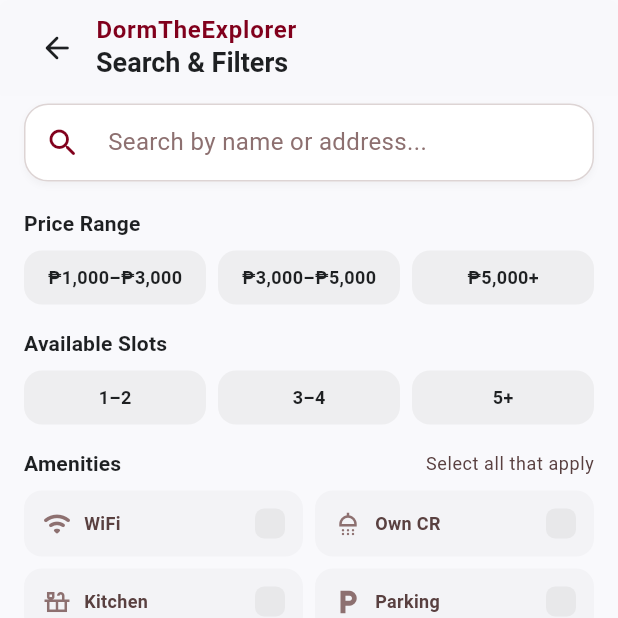
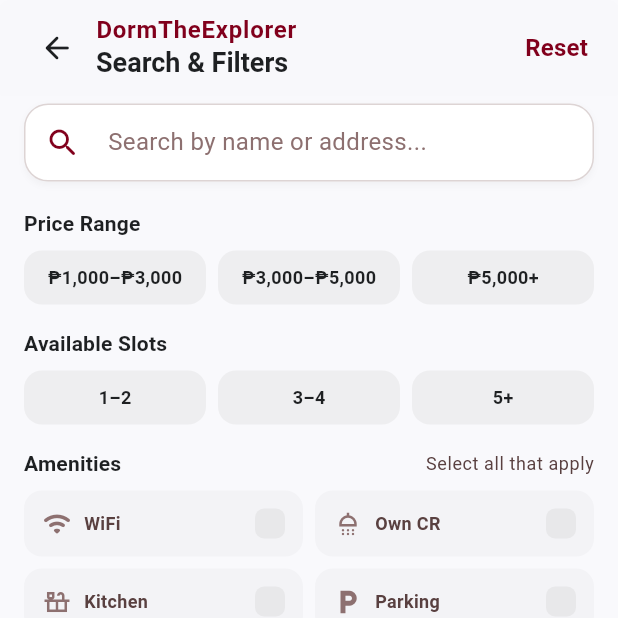
Before and after one commit to Aki-Mitsu/DormTheExplorer, a Flutter app: the SearchFiltersScreen screen opened directly, on a phone screen of 412 x 824 dp, the top half of it. Run offline on Flutter 3.47's test engine with Material 3 defaults, Android fonts, the phone set to English and light mode, and no system bars; our stand-ins replace cloud_firestore, firebase_auth, firebase_core, flutter_map, image_picker, latlong2 and 1 more; accounts and stored records are empty; network calls fail; Roboto replaces fonts that are missing (Plus Jakarta Sans).

Commit message:
feat(search): add reset shortcut for active filters

```diff
--- a/lib/features/dormitories/presentation/search_filters_screen.dart
+++ b/lib/features/dormitories/presentation/search_filters_screen.dart
@@ -51,6 +51,11 @@ class _SearchFiltersScreenState extends State<SearchFiltersScreen> {
   void _applyFilters() {
     FocusScope.of(context).unfocus();
     Navigator.of(context).pop(_viewModel.filters);
+  }
+
+  void _resetAndApply() {
+    _clearAll();
+    _applyFilters();
   }
 
   @override
@@ -154,6 +159,25 @@ class _SearchFiltersScreenState extends State<SearchFiltersScreen> {
                     ),
                   ),
                 ],
+              ),
+            ),
+            Tooltip(
+              message: 'Clear all filters and return to results',
+              child: TextButton(
+                onPressed: _resetAndApply,
+                style: TextButton.styleFrom(
+                  foregroundColor: AppTheme.primaryDeep,
+                  minimumSize: const Size(0, 44),
+                  padding: const EdgeInsets.symmetric(horizontal: 4),
+                  tapTargetSize: MaterialTapTargetSize.shrinkWrap,
+                ),
+                child: Text(
+                  'Reset',
+                  style: Theme.of(context).textTheme.titleMedium?.copyWith(
+                    color: AppTheme.primaryDeep,
+                    fontWeight: FontWeight.w700,
+                  ),
+                ),
               ),
             ),
           ],
```
